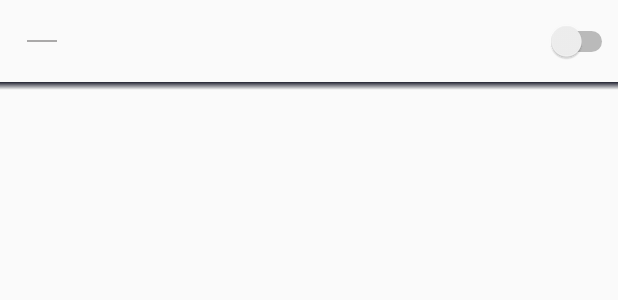
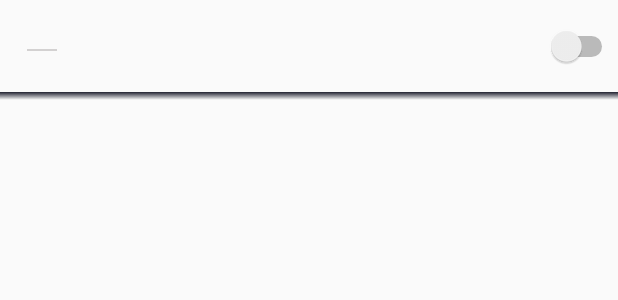
Before and after one commit to OVERENSAL/StudentScheduler, an Android app: the layout item_task.xml on its own in the app's theme, with its tools: preview values and no code run, on a phone screen of 412 x 824 dp. Shown: the top 300 px of the screen. Run offline under Robolectric (Android 15) with nearby library versions, the phone set to English and light mode, and no system bars.

```diff
--- a/StudentScheduler/app/src/main/java/com/example/studentscheduler/activity/MainActivity.kt
+++ b/StudentScheduler/app/src/main/java/com/example/studentscheduler/activity/MainActivity.kt
@@ -8,6 +8,7 @@ import android.view.View
 import android.widget.Toast
 import androidx.lifecycle.ViewModelProviders
 import com.example.studentscheduler.*
+import com.example.studentscheduler.room.Task
 import com.example.studentscheduler.room.TaskDataBase
 import kotlinx.android.synthetic.main.activity_main.*
 import org.threeten.bp.ZoneOffset
@@ -20,7 +21,7 @@ import kotlin.concurrent.thread
         - Убрать кнопки переключения дней, сделать свайпами
         - Изменить формат вывода даты на что-то вроде Friday, January 3
         - Скорректировать итемы для удобного и приятного просмотра задач +-
-        - Добавить функцию просмотра, удаления и выполнения(зачеркивание) задачи
+        - Добавить функцию просмотра, удаления и выполнения(зачеркивание)+ задачи
         - Сортировать задачи по начальному времени по возрастанию
         - Выполненные задачи перекидывать вниз списка
         ФОРМА ДОБАВЛЕНИЯ:
@@ -47,7 +48,7 @@ class MainActivity : AppCompatActivity() {
 
 //        adapter = RecyclerViewAdapter(object : RecyclerViewAdapter.OnItemClickListener {
 //            override fun onClickListener(task: Task) {
-//                Toast.makeText(baseContext, "gg", Toast.LENGTH_SHORT).show()
+//                Toast.makeText(applicationContext, "gg", Toast.LENGTH_SHORT).show()
 //            }
 //        })
 
--- a/StudentScheduler/app/src/main/res/drawable/gradient_separate_item.xml
+++ b/StudentScheduler/app/src/main/res/drawable/gradient_separate_item.xml
@@ -9,6 +9,5 @@
     <gradient
         android:startColor="@color/mainColor"
         android:endColor="#FFF"
-        android:angle="270">
-    </gradient>
+        android:angle="270"/>
 </shape>
--- a/StudentScheduler/app/src/main/res/layout/item_task.xml
+++ b/StudentScheduler/app/src/main/res/layout/item_task.xml
@@ -5,48 +5,49 @@
     xmlns:tools="http://schemas.android.com/tools"
     android:orientation="vertical"
     android:layout_width="match_parent"
-    android:layout_height="60dp">
+    android:layout_height="wrap_content"
+    android:minHeight="60dp">
 
     <TextView
         android:id="@+id/startTime"
         android:layout_width="wrap_content"
         android:layout_height="wrap_content"
+        android:layout_marginStart="8dp"
+        android:layout_marginTop="5dp"
         android:textColor="@color/mainColor"
         android:textSize="16sp"
+        app:layout_constraintBottom_toTopOf="@+id/separator"
         app:layout_constraintStart_toStartOf="parent"
-        app:layout_constraintTop_toTopOf="parent"
-        android:layout_marginTop="5dp"
-        android:layout_marginStart="8dp"/>
+        app:layout_constraintTop_toTopOf="parent" />
 
     <View
         android:id="@+id/separator"
         android:layout_width="20dp"
         android:layout_height="1dp"
         android:layout_marginStart="18dp"
-        android:layout_marginTop="2dp"
         android:background="@color/separatorColor"
-        app:layout_constraintBottom_toTopOf="@+id/finishTime"
+        app:layout_constraintBottom_toBottomOf="parent"
         app:layout_constraintStart_toStartOf="parent"
-        app:layout_constraintTop_toBottomOf="@+id/startTime" />
+        app:layout_constraintTop_toTopOf="parent" />
 
     <TextView
         android:id="@+id/finishTime"
         android:layout_width="wrap_content"
         android:layout_height="wrap_content"
         android:layout_marginStart="8dp"
+        android:layout_marginBottom="5dp"
         android:textColor="@color/mainColor"
         android:textSize="16sp"
         app:layout_constraintBottom_toTopOf="@+id/imageView"
         app:layout_constraintStart_toStartOf="parent"
-        android:layout_marginBottom="5dp"/>
+        app:layout_constraintTop_toBottomOf="@+id/separator" />
 
     <TextView
         android:id="@+id/textTask"
         android:layout_width="250dp"
         android:layout_height="wrap_content"
         android:layout_marginStart="8dp"
-        android:ellipsize="end"
-        android:maxLines="2"
+
         android:textColor="@color/mainColor"
         android:textSize="20sp"
         app:layout_constraintBottom_toTopOf="@+id/imageView"
--- a/StudentScheduler/app/src/main/res/values/colors.xml
+++ b/StudentScheduler/app/src/main/res/values/colors.xml
@@ -5,5 +5,5 @@
     <color name="colorAccent">#D81B60</color>
     <color name="mainColor">#202230</color>
     <color name="backgroundColor">#FFF</color>
-    <color name="separatorColor">#AAA9A9</color>
+    <color name="separatorColor">#D3D1D1</color>
 </resources>
```
Also changed, not shown: StudentScheduler/app/src/main/java/com/example/studentscheduler/RecyclerViewAdapter.kt (+23 -4 lines).
